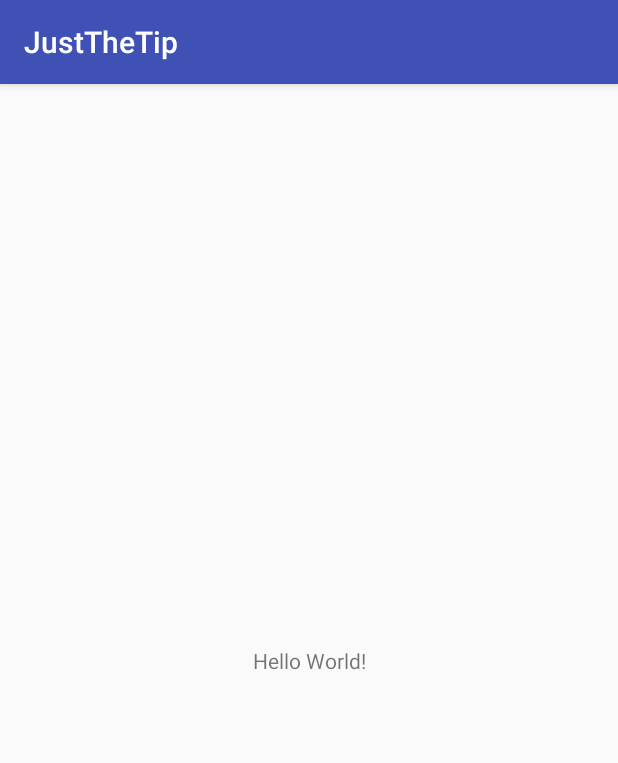
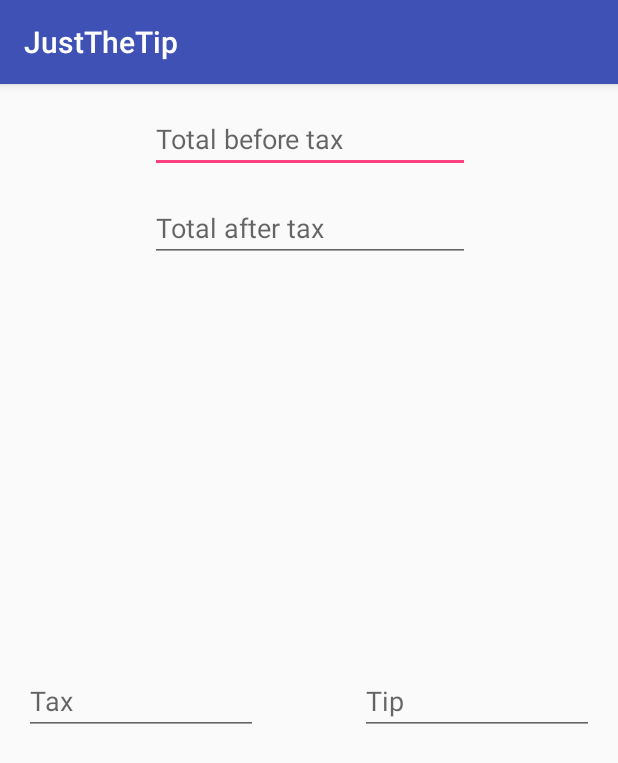
Before and after one commit to AndRicky/JustTheTip, an Android app: the screen it shows after launch (MainActivity), on a phone screen of 412 x 824 dp. Shown: the top 763 px of the screen. Run offline under Robolectric (Android 15) with nearby library versions, the phone set to English and light mode, and no system bars.

Commit message:
basic layout of app. no code yet

```diff
--- a/app/src/main/res/layout/activity_main.xml
+++ b/app/src/main/res/layout/activity_main.xml
@@ -6,13 +6,70 @@
     android:layout_height="match_parent"
     tools:context="andricky.justthetip.MainActivity">
 
-    <TextView
+
+
+    <EditText
+        android:id="@+id/editText"
         android:layout_width="wrap_content"
-        android:layout_height="wrap_content"
-        android:text="Hello World!"
-        app:layout_constraintBottom_toBottomOf="parent"
+        android:layout_height="43dp"
+        android:layout_marginLeft="16dp"
+        android:layout_marginRight="16dp"
+        android:layout_marginTop="16dp"
+        android:ems="10"
+        android:hint="@string/totalbeforetax"
+        android:inputType="numberDecimal"
+        app:layout_constraintHorizontal_bias="0.504"
         app:layout_constraintLeft_toLeftOf="parent"
         app:layout_constraintRight_toRightOf="parent"
-        app:layout_constraintTop_toTopOf="parent" />
+        app:layout_constraintTop_toTopOf="parent"
+        android:layout_marginStart="16dp"
+        android:layout_marginEnd="16dp" />
+
+    <EditText
+        android:id="@+id/editText2"
+        android:layout_width="wrap_content"
+        android:layout_height="43dp"
+        android:layout_marginLeft="16dp"
+        android:layout_marginRight="16dp"
+        android:ems="10"
+        android:hint="@string/totalaftertax"
+        android:inputType="numberDecimal"
+        app:layout_constraintHorizontal_bias="0.504"
+        app:layout_constraintLeft_toLeftOf="parent"
+        app:layout_constraintRight_toRightOf="parent"
+        android:layout_marginStart="16dp"
+        android:layout_marginEnd="16dp"
+        android:layout_marginTop="16dp"
+        app:layout_constraintTop_toBottomOf="@+id/editText" />
+
+    <EditText
+        android:id="@+id/editText3"
+        android:layout_width="156dp"
+        android:layout_height="43dp"
+        android:layout_marginBottom="334dp"
+        android:layout_marginLeft="16dp"
+        android:layout_marginStart="16dp"
+        android:ems="10"
+        android:hint="@string/tax"
+        android:inputType="numberDecimal"
+        app:layout_constraintBottom_toBottomOf="parent"
+        app:layout_constraintLeft_toLeftOf="parent" />
+
+    <EditText
+        android:id="@+id/editText4"
+        android:layout_width="156dp"
+        android:layout_height="43dp"
+        android:layout_marginBottom="334dp"
+        android:layout_marginEnd="16dp"
+        android:layout_marginLeft="0dp"
+        android:layout_marginRight="16dp"
+        android:layout_marginStart="0dp"
+        android:ems="10"
+        android:hint="@string/tip"
+        android:inputType="numberDecimal"
+        app:layout_constraintBottom_toBottomOf="parent"
+        app:layout_constraintHorizontal_bias="1.0"
+        app:layout_constraintLeft_toRightOf="@+id/editText2"
+        app:layout_constraintRight_toRightOf="parent" />
 
 </android.support.constraint.ConstraintLayout>
--- a/app/src/main/res/values/strings.xml
+++ b/app/src/main/res/values/strings.xml
@@ -1,3 +1,7 @@
 <resources>
     <string name="app_name">JustTheTip</string>
+    <string name="totalbeforetax">Total before tax</string>
+    <string name="totalaftertax">Total after tax</string>
+    <string name="tax">Tax</string>
+    <string name="tip">Tip</string>
 </resources>
```
